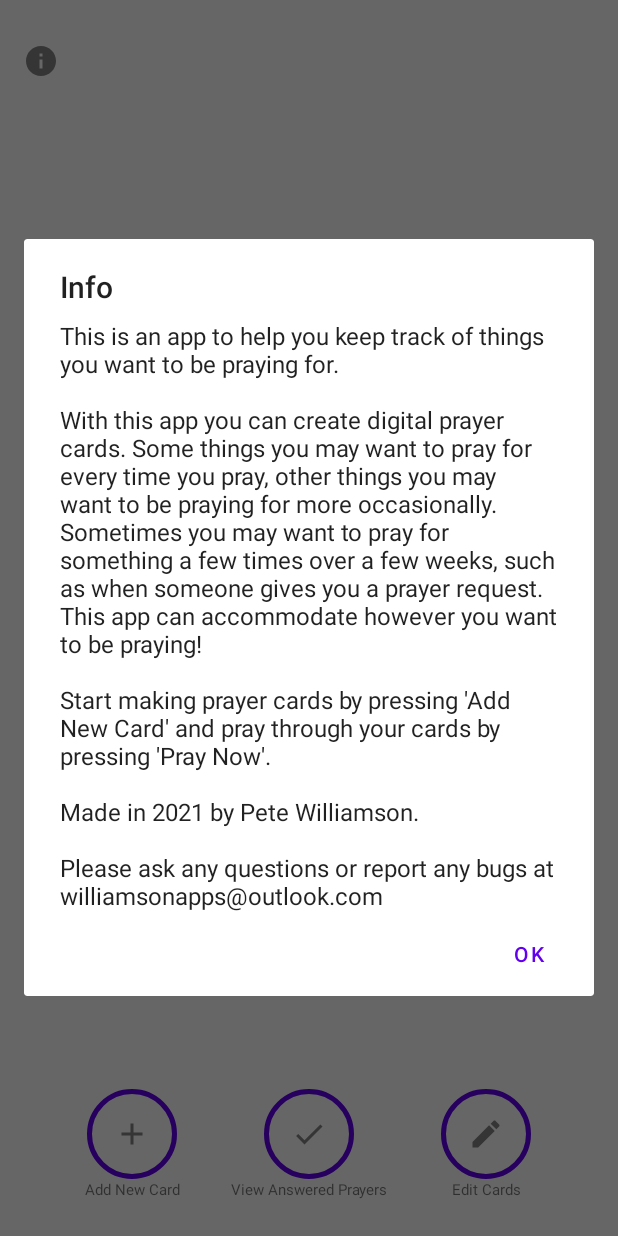
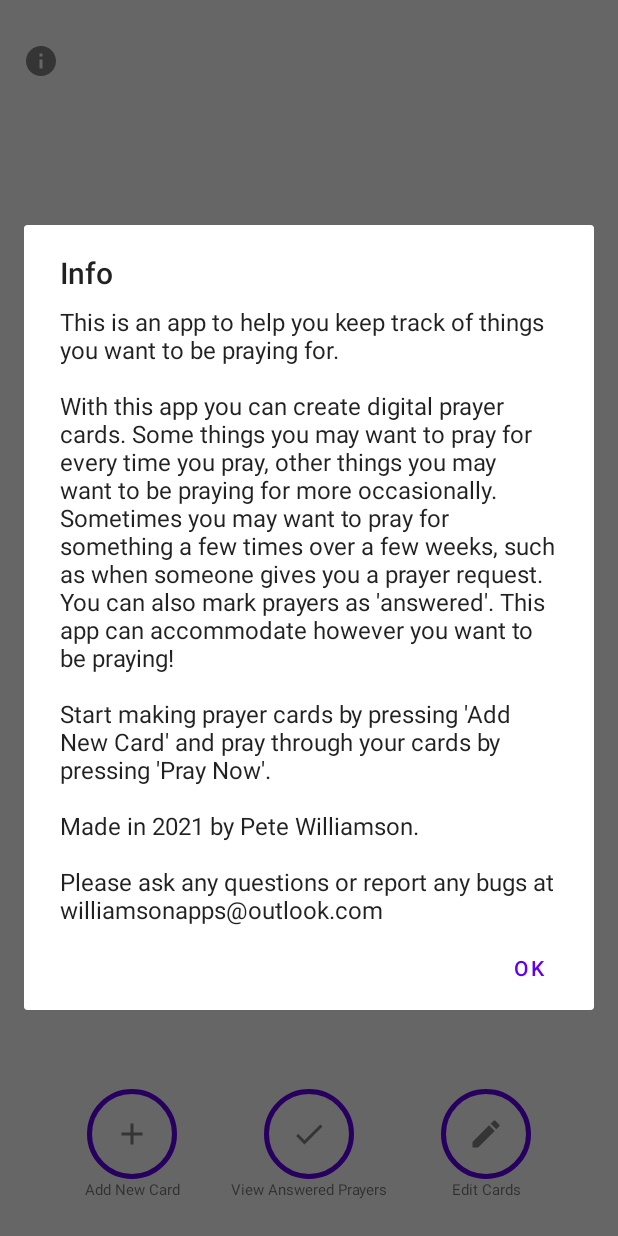
Before and after one commit to pjcwilliamson/Prayer-Cards, an Android app: the screen it shows after launch (MainActivity), after a tap on an icon or button, on a phone screen of 412 x 824 dp. Run offline under Robolectric (Android 15) with nearby library versions, the phone set to English and light mode, and no system bars.

Commit message:
v1.5 - implementing answered prayers, import improvements, and better expiry date
import improvements complete

Answered prayers complete

expiry date not started

```diff
--- a/app/src/main/java/org/williamsonministry/prayercards/EditDecks.java
+++ b/app/src/main/java/org/williamsonministry/prayercards/EditDecks.java
@@ -41,7 +41,7 @@ public class EditDecks extends AppCompatActivity implements OnStartDragListener
             public void onClick(View view) {
                 final AlertDialog alertDialog = new AlertDialog.Builder(EditDecks.this).create();
                 alertDialog.setTitle("Confirm");
-                alertDialog.setMessage("Are you sure you want to delete all custom Prayer Plans and reset to the default Prayer Plan?");
+                alertDialog.setMessage("Are you sure you want to delete all custom Prayer Plans and reset to the default Prayer Plans?");
                 alertDialog.setButton(AlertDialog.BUTTON_POSITIVE, "Yes", new DialogInterface.OnClickListener() {
                     @Override
                     public void onClick(DialogInterface dialogInterface, int i) {
--- a/app/src/main/java/org/williamsonministry/prayercards/MainActivity.java
+++ b/app/src/main/java/org/williamsonministry/prayercards/MainActivity.java
@@ -41,17 +41,20 @@ public class MainActivity extends AppCompatActivity{
 
         initViews();
 
+        String infoText = "This is an app to help you keep track of things you want to be praying for.\n\n" +
+                "With this app you can create digital prayer cards. Some things you may want to pray for every time you pray, other things" +
+                " you may want to be praying for more occasionally. Sometimes you may want to pray for something a few times " +
+                "over a few weeks, such as when someone gives you a prayer request. You can also mark prayers as 'answered'." +
+                " This app can accommodate however you want to be praying!\n\n" +
+                "Start making prayer cards by pressing 'Add New Card' and pray through your cards by pressing 'Pray Now'.\n\n" +
+                "Made in 2021 by Pete Williamson.\n\nPlease ask any questions or report any bugs at williamsonapps@outlook.com";
+
         SharedPreferences sp3 = getSharedPreferences("FIRST_OPEN", MODE_PRIVATE);
         boolean hasBeenOpened = sp3.getBoolean("FIRST_OPEN", false);
         if (!hasBeenOpened) {
             AlertDialog aDHelp = new AlertDialog.Builder(MainActivity.this).create();
             aDHelp.setTitle("Info");
-            aDHelp.setMessage("This is an app to help you keep track of things you want to be praying for.\n\n" +
-                    "With this app you can create digital prayer cards. Some things you may want to pray for every time you pray, other things" +
-                    " you may want to be praying for more occasionally. Sometimes you may want to pray for something a few times " +
-                    "over a few weeks, such as when someone gives you a prayer request. This app can accommodate however you want to be praying!\n\n" +
-                    "Start making prayer cards by pressing 'Add New Card' and pray through your cards by pressing 'Pray Now'.\n\n" +
-                    "Made in 2021 by Pete Williamson.\n\nPlease ask any questions or report any bugs at williamsonapps@outlook.com");
+            aDHelp.setMessage(infoText);
             aDHelp.setButton(AlertDialog.BUTTON_POSITIVE, "OK", new DialogInterface.OnClickListener() {
                 @Override
                 public void onClick(DialogInterface dialogInterface, int i) {
@@ -74,12 +77,7 @@ public class MainActivity extends AppCompatActivity{
             public void onClick(View view) {
                 AlertDialog aDHelp = new AlertDialog.Builder(MainActivity.this).create();
                 aDHelp.setTitle("Info");
-                aDHelp.setMessage("This is an app to help you keep track of things you want to be praying for.\n\n" +
-                        "With this app you can create digital prayer cards. Some things you may want to pray for every time you pray, other things" +
-                        " you may want to be praying for more occasionally. Sometimes you may want to pray for something a few times " +
-                        "over a few weeks, such as when someone gives you a prayer request. This app can accommodate however you want to be praying!\n\n" +
-                        "Start making prayer cards by pressing 'Add New Card' and pray through your cards by pressing 'Pray Now'.\n\n" +
-                        "Made in 2021 by Pete Williamson.\n\nPlease ask any questions or report any bugs at williamsonapps@outlook.com");
+                aDHelp.setMessage(infoText);
                 aDHelp.setButton(AlertDialog.BUTTON_POSITIVE, "OK", new DialogInterface.OnClickListener() {
                     @Override
                     public void onClick(DialogInterface dialogInterface, int i) {
```
Also changed, not shown: app/src/main/java/org/williamsonministry/prayercards/DataBaseHelper.java (+13 -3 lines), app/src/main/java/org/williamsonministry/prayercards/DisplayCardsFragment.java (+32 -0 lines), app/src/main/java/org/williamsonministry/prayercards/FragmentCollectionAdapter.java (+52 -32 lines).
